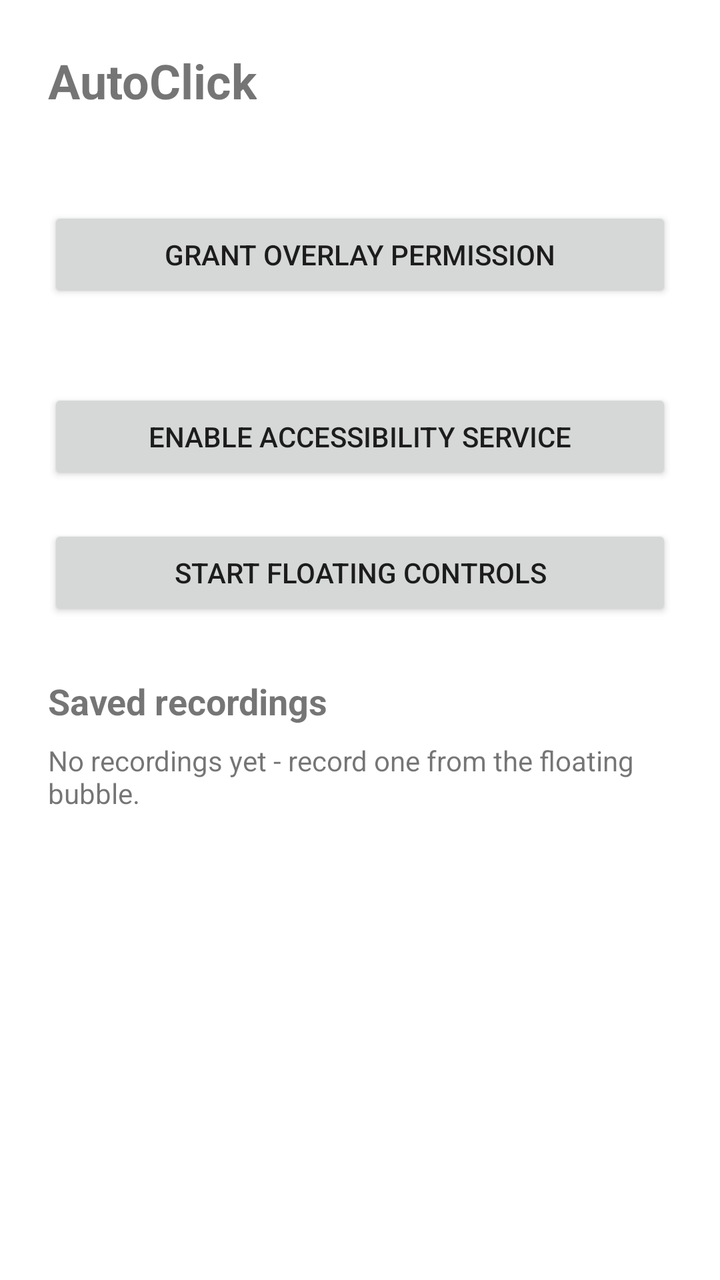
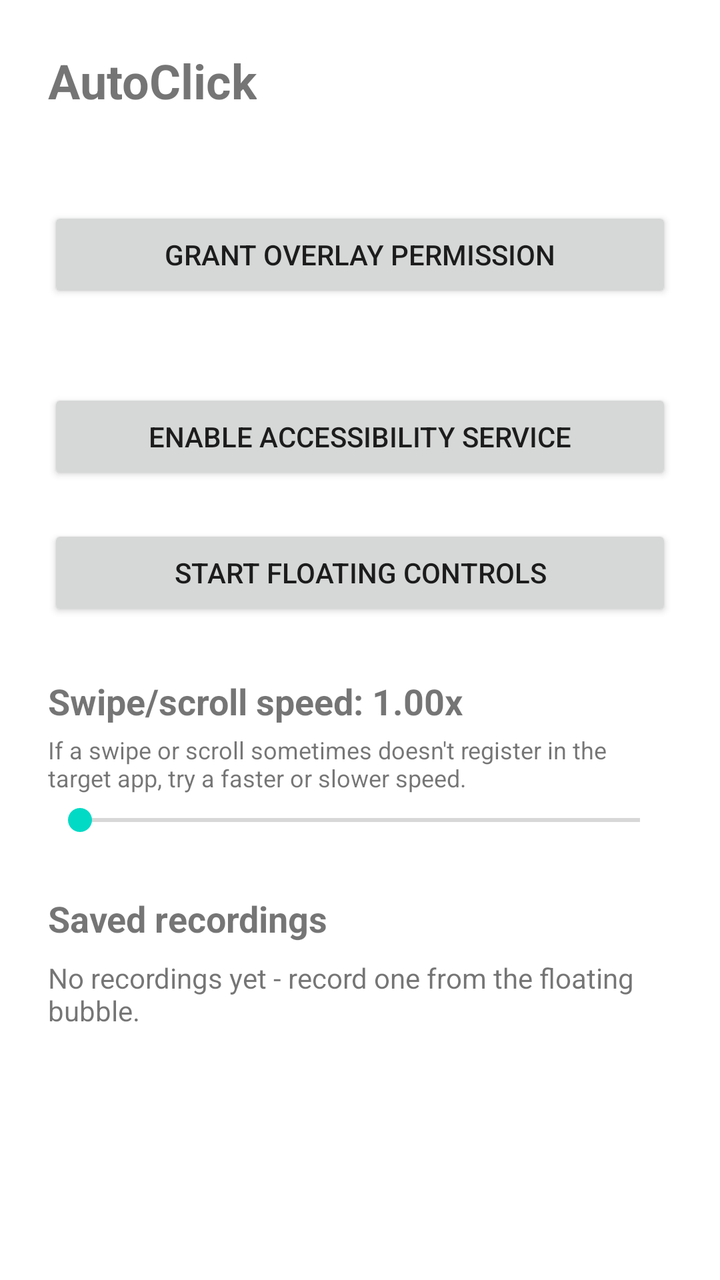

An Android layout rendered at two revisions. The XML below is the earlier revision; the diff shows what the commit changed to produce the second picture.
<!-- AndroidManifest.xml: application theme Theme.AutoClick -->
<!-- res/layout/activity_main.xml -->
<?xml version="1.0" encoding="utf-8"?>
<ScrollView xmlns:android="http://schemas.android.com/apk/res/android"
    android:layout_width="match_parent"
    android:layout_height="match_parent">

    <LinearLayout
        android:layout_width="match_parent"
        android:layout_height="wrap_content"
        android:orientation="vertical"
        android:padding="24dp">

        <TextView
            android:layout_width="wrap_content"
            android:layout_height="wrap_content"
            android:text="@string/app_name"
            android:textSize="24sp"
            android:textStyle="bold"
            android:layout_marginBottom="24dp" />

        <TextView
            android:id="@+id/txtOverlayStatus"
            android:layout_width="match_parent"
            android:layout_height="wrap_content"
            android:text=""
            android:layout_marginBottom="4dp" />

        <Button
            android:id="@+id/btnGrantOverlay"
            android:layout_width="match_parent"
            android:layout_height="wrap_content"
            android:text="@string/grant_overlay"
            android:layout_marginBottom="20dp" />

        <TextView
            android:id="@+id/txtAccessibilityStatus"
            android:layout_width="match_parent"
            android:layout_height="wrap_content"
            android:text=""
            android:layout_marginBottom="4dp" />

        <Button
            android:id="@+id/btnEnableAccessibility"
            android:layout_width="match_parent"
            android:layout_height="wrap_content"
            android:text="@string/enable_accessibility"
            android:layout_marginBottom="20dp" />

        <Button
            android:id="@+id/btnToggleService"
            android:layout_width="match_parent"
            android:layout_height="wrap_content"
            android:text="@string/start_controls"
            android:layout_marginBottom="28dp" />

        <TextView
            android:layout_width="wrap_content"
            android:layout_height="wrap_content"
            android:text="@string/recordings_title"
            android:textSize="18sp"
            android:textStyle="bold"
            android:layout_marginBottom="8dp" />

        <TextView
            android:id="@+id/txtNoRecordings"
            android:layout_width="match_parent"
            android:layout_height="wrap_content"
            android:text="@string/no_recordings"
            android:layout_marginBottom="8dp" />

        <LinearLayout
            android:id="@+id/recordingsContainer"
            android:layout_width="match_parent"
            android:layout_height="wrap_content"
            android:orientation="vertical" />

    </LinearLayout>
</ScrollView>
<!-- resources referenced by this layout -->
<resources>
  <string name="app_name">AutoClick</string>
  <string name="enable_accessibility">Enable accessibility service</string>
  <string name="grant_overlay">Grant overlay permission</string>
  <string name="no_recordings">No recordings yet - record one from the floating bubble.</string>
  <string name="recordings_title">Saved recordings</string>
  <string name="start_controls">Start floating controls</string>
  <style name="Theme.AutoClick" parent="Theme.MaterialComponents.DayNight.NoActionBar" />
</resources>

<!-- the commit's change to res/layout/activity_main.xml (unified diff, before → after) -->
@@ -53,6 +53,29 @@
             android:layout_marginBottom="28dp" />
 
         <TextView
+            android:id="@+id/txtSpeedLabel"
+            android:layout_width="wrap_content"
+            android:layout_height="wrap_content"
+            android:textSize="18sp"
+            android:textStyle="bold"
+            android:text="Swipe/scroll speed: 1.00x"
+            android:layout_marginBottom="4dp" />
+
+        <TextView
+            android:layout_width="match_parent"
+            android:layout_height="wrap_content"
+            android:textSize="12sp"
+            android:text="If a swipe or scroll sometimes doesn't register in the target app, try a faster or slower speed."
+            android:layout_marginBottom="4dp" />
+
+        <SeekBar
+            android:id="@+id/seekSpeed"
+            android:layout_width="match_parent"
+            android:layout_height="wrap_content"
+            android:max="275"
+            android:layout_marginBottom="28dp" />
+
+        <TextView
             android:layout_width="wrap_content"
             android:layout_height="wrap_content"
             android:text="@string/recordings_title"
